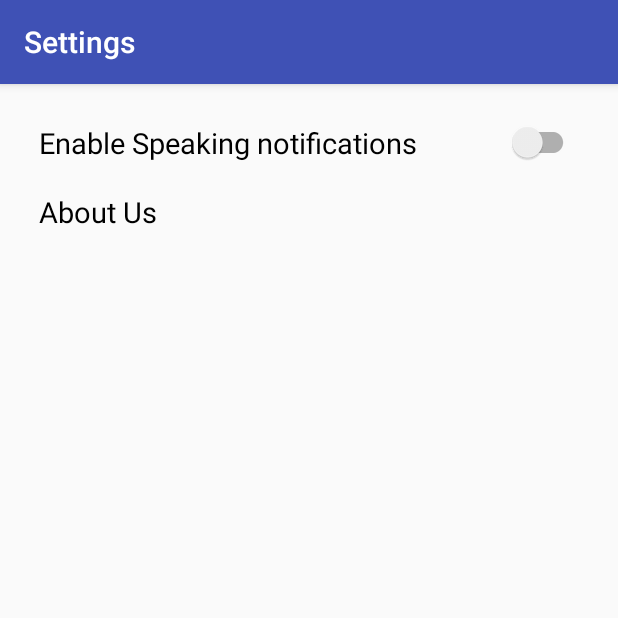
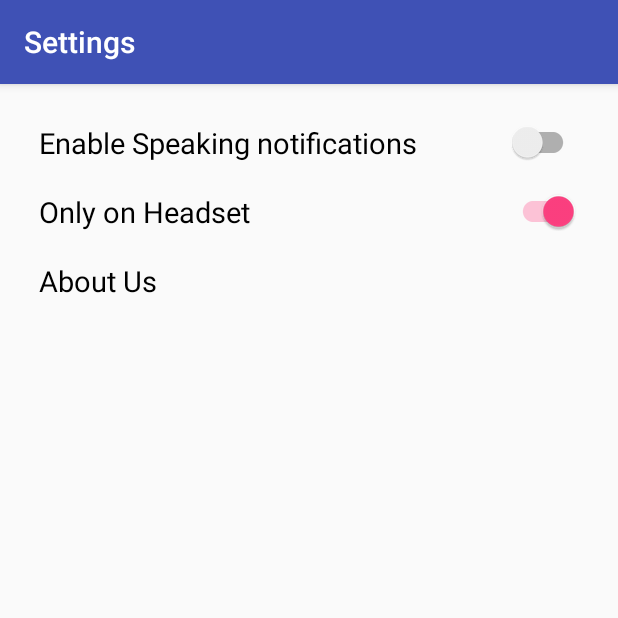
Before and after one commit to PraveenKishore/sidekick, an Android app: the screen it shows after launch (SettingsActivity), after a tap on an icon or button, on a phone screen of 412 x 824 dp, the top half of it. Run offline under Robolectric (Android 15) with nearby library versions, the phone set to English and light mode, and no system bars; network calls fail.

Commit message:
Added Only Speak when Headphones are connected feature

```diff
--- a/app/src/main/java/com/prosoft/google/codesprint/sidekick/SettingsActivity.java
+++ b/app/src/main/java/com/prosoft/google/codesprint/sidekick/SettingsActivity.java
@@ -15,6 +15,7 @@ import android.widget.CompoundButton;
 public class SettingsActivity extends AppCompatActivity {
 
     private SwitchCompat enableSpeakingNotification;
+    private SwitchCompat enableOnlyOnHeadset;
     private SharedPreferences.Editor editor;
 
     @Override
@@ -27,8 +28,12 @@ public class SettingsActivity extends AppCompatActivity {
         editor = PreferenceManager.getDefaultSharedPreferences(this).edit();
 
         enableSpeakingNotification = ((SwitchCompat)findViewById(R.id.enableSpeakingNotifications));
+        enableOnlyOnHeadset = ((SwitchCompat)findViewById(R.id.enableOnlyOnHeadset));
 
-        enableSpeakingNotification.setChecked(PreferenceManager.getDefaultSharedPreferences(this).getBoolean("isSpeakingNotificationEnabled", false));
+        SharedPreferences prefs = PreferenceManager.getDefaultSharedPreferences(this);
+        enableSpeakingNotification.setChecked(prefs.getBoolean("isSpeakingNotificationEnabled", false));
+        enableOnlyOnHeadset.setChecked(prefs.getBoolean("onlyOnHeadset", false));
+        enableOnlyOnHeadset.setEnabled(enableSpeakingNotification.isEnabled());
 
         enableSpeakingNotification.setOnCheckedChangeListener(new CompoundButton.OnCheckedChangeListener() {
             @Override
@@ -36,11 +41,21 @@ public class SettingsActivity extends AppCompatActivity {
                 if(!isNotificationAccessGranted()) {
                     startActivity(new Intent("android.settings.ACTION_NOTIFICATION_LISTENER_SETTINGS"));
                 }
+                enableOnlyOnHeadset.setEnabled(checked);
                 editor.putBoolean("isSpeakingNotificationEnabled", checked);
                 editor.apply();
                 editor.commit();
             }
         });
+        enableOnlyOnHeadset.setOnCheckedChangeListener(new CompoundButton.OnCheckedChangeListener() {
+            @Override
+            public void onCheckedChanged(CompoundButton compoundButton, boolean checked) {
+                editor.putBoolean("onlyOnHeadset", checked);
+                editor.apply();
+                editor.commit();
+            }
+        });
+
         findViewById(R.id.aboutUs).setOnClickListener(new View.OnClickListener() {
             @Override
             public void onClick(View view) {
@@ -53,8 +68,10 @@ public class SettingsActivity extends AppCompatActivity {
         super.onResume();
         if(isNotificationAccessGranted() && PreferenceManager.getDefaultSharedPreferences(this).getBoolean("isSpeakingNotificationEnabled", false)) {
             enableSpeakingNotification.setChecked(true);
+            enableOnlyOnHeadset.setEnabled(false);
         } else {
             enableSpeakingNotification.setChecked(false);
+            enableOnlyOnHeadset.setChecked(true);
         }
     }
 
--- a/app/src/main/java/com/prosoft/google/codesprint/sidekick/chat/AIMLHelper.java
+++ b/app/src/main/java/com/prosoft/google/codesprint/sidekick/chat/AIMLHelper.java
@@ -72,6 +72,7 @@ public class AIMLHelper {
                     for(String t:template) {
                         Log.i(TAG, "Template: " + t);
                     }
+                    Log.i(TAG, "OOB: " + oob);
 
                     aimlSet.add(new Response(pattern, template, oob));
                 } catch (Exception e) {
--- a/app/src/main/res/layout/content_settings.xml
+++ b/app/src/main/res/layout/content_settings.xml
@@ -20,12 +20,21 @@
         android:text="Enable Speaking notifications"
         android:padding="10dp"/>
 
+    <android.support.v7.widget.SwitchCompat
+        android:id="@+id/enableOnlyOnHeadset"
+        android:layout_width="match_parent"
+        android:layout_height="wrap_content"
+        android:textSize="19sp"
+        android:layout_below="@id/enableSpeakingNotifications"
+        android:text="Only on Headset"
+        android:padding="10dp"/>
+
     <TextView
         android:id="@+id/aboutUs"
         android:layout_width="match_parent"
         android:layout_height="wrap_content"
         android:padding="10dp"
-        android:layout_below="@id/enableSpeakingNotifications"
+        android:layout_below="@id/enableOnlyOnHeadset"
         android:text="About Us"
         android:textSize="19sp"
         android:clickable="true"
```
Also changed, not shown: app/src/main/java/com/prosoft/google/codesprint/sidekick/NotificationService.java (+14 -1 lines), 1 other file.
